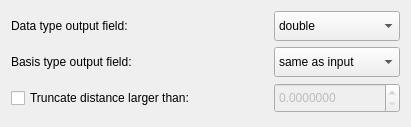
This is src/Interface/Modules/Fields/calculatedistancetofield.ui in SCIInstitute/SCIRun as Qt 5 draws it before an edit. The edited form follows.
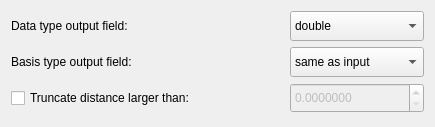
This is the edited form.

```diff
--- a/src/Interface/Modules/Fields/calculatedistancetofield.ui
+++ b/src/Interface/Modules/Fields/calculatedistancetofield.ui
@@ -6,13 +6,13 @@
    <rect>
     <x>0</x>
     <y>0</y>
-    <width>411</width>
+    <width>435</width>
     <height>127</height>
    </rect>
   </property>
   <property name="minimumSize">
    <size>
-    <width>411</width>
+    <width>435</width>
     <height>127</height>
    </size>
   </property>
```
